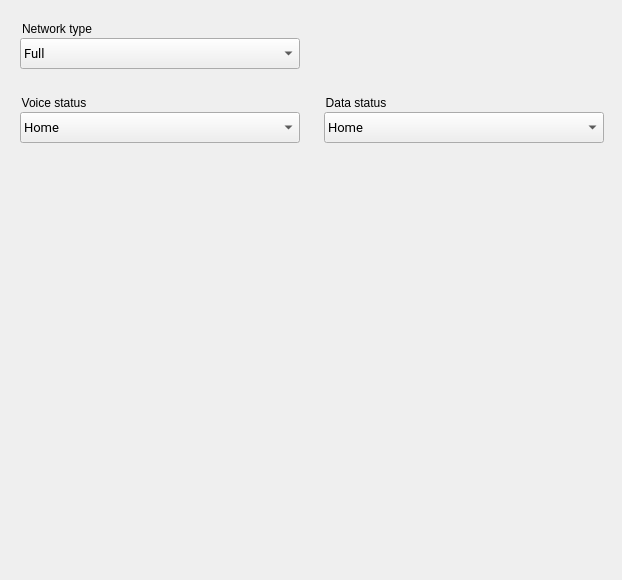
The window that android/skin/qt/extended-pages/cellular-page.ui (aosp-mirror/platform_external_qemu) describes before a commit, drawn with Qt 5.
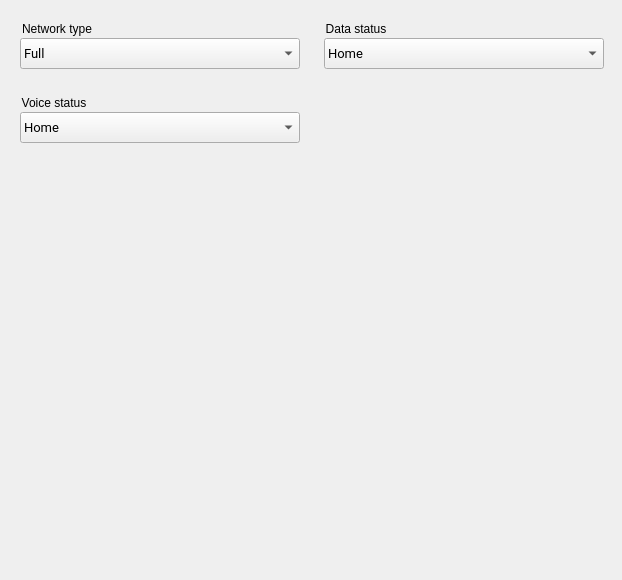
The same window after the commit.

The edit to the form file:
```diff
--- a/android/skin/qt/extended-pages/cellular-page.ui
+++ b/android/skin/qt/extended-pages/cellular-page.ui
@@ -93,7 +93,7 @@
    <property name="geometry">
     <rect>
      <x>324</x>
-     <y>94</y>
+     <y>20</y>
      <width>91</width>
      <height>24</height>
     </rect>
@@ -175,7 +175,7 @@
    <property name="geometry">
     <rect>
      <x>324</x>
-     <y>112</y>
+     <y>38</y>
      <width>280</width>
      <height>31</height>
     </rect>
```
